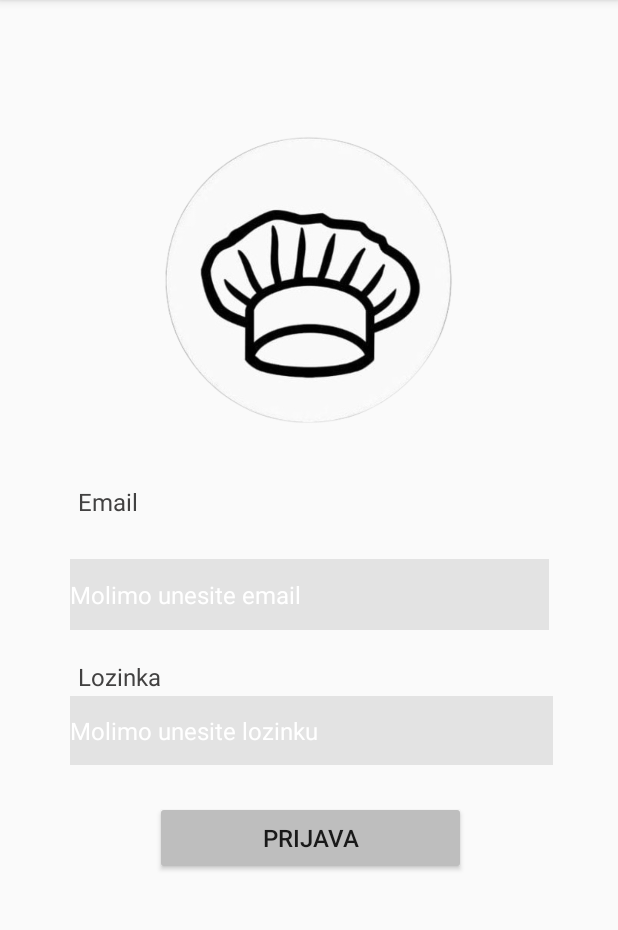
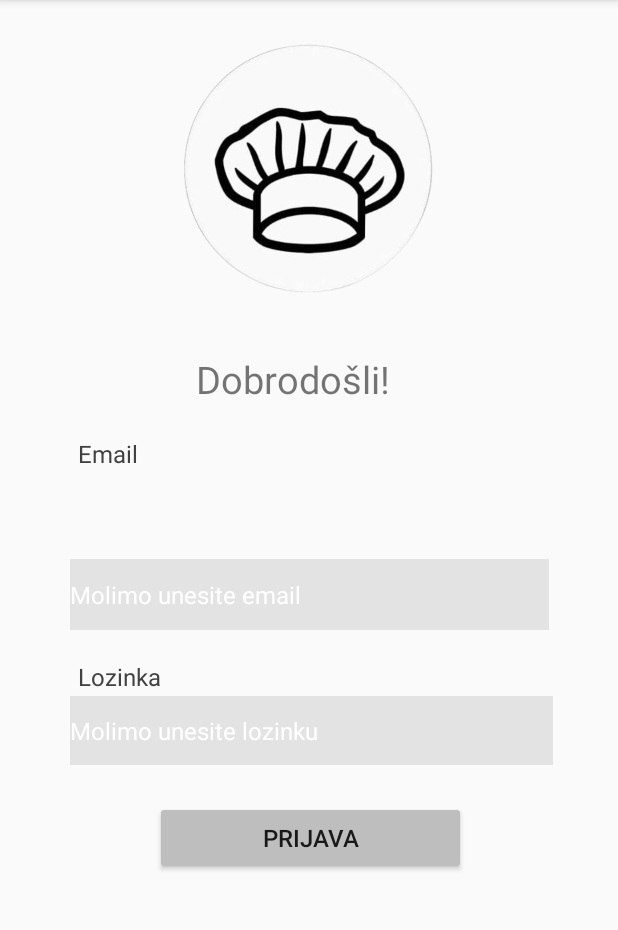
Before and after one commit to CaniTanushaj/RNMA, an Android app: the screen it shows after launch (MainActivity), on a phone screen of 412 x 824 dp, the part 84-1014 px from its top. Run offline under Robolectric (Android 15) with nearby library versions, the phone set to English and light mode, and no system bars; our stand-ins replace Firebase (no records; nobody signed in at launch, a user with empty details on screens opened directly).

```diff
--- a/app/build.gradle
+++ b/app/build.gradle
@@ -36,6 +36,7 @@ dependencies {
     implementation 'androidx.constraintlayout:constraintlayout:2.1.4'
     implementation 'com.google.firebase:firebase-auth:22.3.0'
     implementation 'com.google.firebase:firebase-database:20.3.0'
+    implementation 'com.google.firebase:firebase-inappmessaging:20.4.0'
     testImplementation 'junit:junit:4.13.2'
     androidTestImplementation 'androidx.test.ext:junit:1.1.5'
     androidTestImplementation 'androidx.test.espresso:espresso-core:3.5.1'
--- /dev/null
+++ b/app/src/main/java/ba/fsre/bakeryapp/RecipeFragment.java
@@ -0,0 +1,4 @@
+package ba.fsre.bakeryapp;
+
+public class RecipeFragment {
+}
--- a/app/src/main/res/layout/activity_main.xml
+++ b/app/src/main/res/layout/activity_main.xml
@@ -6,6 +6,17 @@
     android:layout_height="match_parent"
     tools:context=".MainActivity">
 
+    <TextView
+        android:id="@+id/textView"
+        android:layout_width="151dp"
+        android:layout_height="33dp"
+        android:text="Dobrodošli!"
+        android:textSize="25sp"
+        app:layout_constraintBottom_toTopOf="@+id/emailTxt"
+        app:layout_constraintEnd_toEndOf="parent"
+        app:layout_constraintStart_toStartOf="parent"
+        app:layout_constraintTop_toBottomOf="@+id/imageView2"
+        app:layout_constraintVertical_bias="0.102" />
 
     <EditText
         android:id="@+id/passwordTxt"
@@ -56,7 +67,7 @@
         android:id="@+id/emailLabel"
         android:layout_width="wrap_content"
         android:layout_height="wrap_content"
-        android:layout_marginTop="4dp"
+        android:layout_marginTop="68dp"
         android:text="Email"
         android:textColor="#424141"
         android:textSize="16sp"
@@ -82,12 +93,16 @@
 
     <ImageView
         android:id="@+id/imageView2"
-        android:layout_width="256dp"
-        android:layout_height="265dp"
+        android:layout_width="226dp"
+        android:layout_height="222dp"
         app:layout_constraintBottom_toTopOf="@+id/emailTxt"
         app:layout_constraintEnd_toEndOf="parent"
+        app:layout_constraintHorizontal_bias="0.497"
         app:layout_constraintStart_toStartOf="parent"
         app:layout_constraintTop_toTopOf="parent"
+        app:layout_constraintVertical_bias="0.007"
         app:srcCompat="@drawable/_87103802_565470145264752_5911948296000355530_n_removebg_preview" />
 
+
+
 </androidx.constraintlayout.widget.ConstraintLayout>
```
Also changed, not shown: app/src/main/res/layout/bread_activity.xml (added, +17 -0 lines), app/src/main/res/layout/fragment_recipe.xml (added, +40 -0 lines), app/src/main/res/layout/pastry_activty.xml (+6 -7 lines), app/src/main/res/drawable/group_14.png (added).
